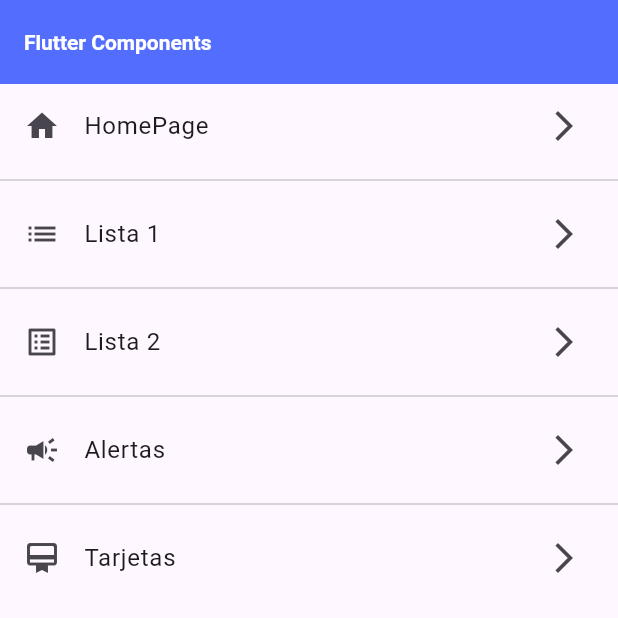
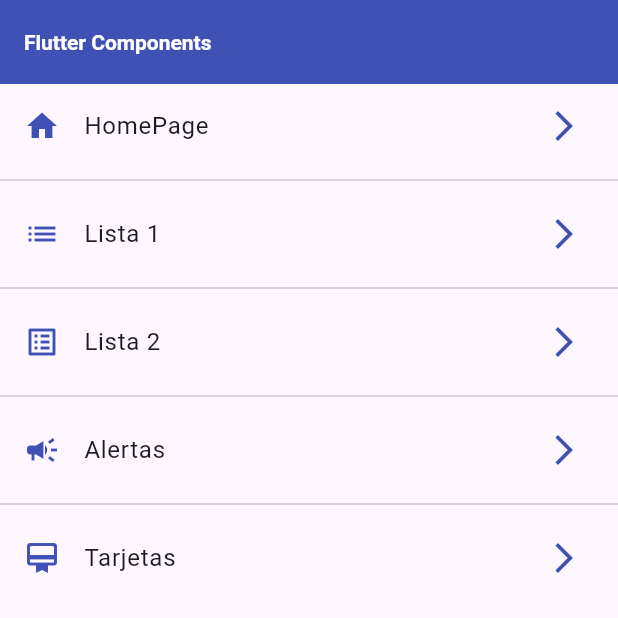
Before and after one commit to Amelfi/flutter_widget, a Flutter app: the screen it shows after launch, on a phone screen of 412 x 824 dp, the top half of it. Run offline on Flutter 3.47's test engine with Material 3 defaults, Android fonts, the phone set to English and light mode, and no system bars.

Commit message:
global theme

```diff
--- /dev/null
+++ b/lib/Themes/custom_themes.dart
@@ -0,0 +1,54 @@
+import 'package:flutter/material.dart';
+
+class CustomThemes {
+  static const Color primary = Colors.indigo;
+
+  static final ThemeData lightTheme = ThemeData.light().copyWith(
+      //Primary Color
+      primaryColor: primary,
+      //AppBar
+      appBarTheme: const AppBarTheme(
+          elevation: 0,
+          backgroundColor: primary,
+          titleTextStyle: TextStyle(
+              color: Colors.white, fontWeight: FontWeight.bold, fontSize: 14)),
+      //Icons
+      listTileTheme: const ListTileThemeData(iconColor: primary),
+      //Card
+      cardTheme: const CardTheme(
+        // elevation: 5,
+        shadowColor: primary,
+      ),
+      //TextButton
+      textButtonTheme: TextButtonThemeData(
+        style: TextButton.styleFrom(foregroundColor: primary)
+      )
+  );
+
+  static final ThemeData darkTheme = ThemeData.dark().copyWith(
+      //Primary Color
+      primaryColor: primary,
+      //AppBar
+      appBarTheme: const AppBarTheme(
+          elevation: 0,
+          backgroundColor: primary,
+          titleTextStyle: TextStyle(
+              color: Colors.white, fontWeight: FontWeight.bold, fontSize: 14)),
+      //Icons
+      listTileTheme: const ListTileThemeData(iconColor: primary),
+      //Card
+      cardTheme: const CardTheme(
+        // elevation: 5,
+        shadowColor: primary,
+      ),
+      //TextButton
+      textButtonTheme: TextButtonThemeData(
+        style: TextButton.styleFrom(foregroundColor: primary)
+      ),
+      //FloutingActionButton
+      floatingActionButtonTheme: FloatingActionButtonThemeData(
+        shape: RoundedRectangleBorder(borderRadius: BorderRadius.circular(50)),
+        backgroundColor: primary
+      )
+      );
+}
--- a/lib/main.dart
+++ b/lib/main.dart
@@ -1,4 +1,5 @@
 import 'package:flutter/material.dart';
+import 'package:flutter_widgets/Themes/custom_themes.dart';
 import 'package:flutter_widgets/router/app_router.dart';
 
 void main() => runApp(const MyApp());
@@ -15,6 +16,7 @@ class MyApp extends StatelessWidget {
       initialRoute: AppRouter.initialRoute,
       routes: AppRouter.getRoutes(),
       onGenerateRoute: AppRouter.generateDynamic,
+      theme: CustomThemes.lightTheme
     );
   }
 }
--- a/lib/screens/home_screen.dart
+++ b/lib/screens/home_screen.dart
@@ -1,6 +1,6 @@
 import 'package:flutter/material.dart';
 import 'package:flutter_widgets/router/app_router.dart';
-// import 'package:flutter_widgets/screens/screens.dart';
+
 
 class HomeScreen extends StatelessWidget {
   const HomeScreen({Key? key}) : super(key: key);
@@ -10,12 +10,7 @@ class HomeScreen extends StatelessWidget {
     final menuOption = AppRouter.menuOptions;
     return Scaffold(
       appBar: AppBar(
-        title: const Text('Flutter Components',
-            style: TextStyle(
-                fontSize: 14,
-                fontWeight: FontWeight.bold,
-                color: Colors.white)),
-        backgroundColor: Colors.indigoAccent,
+        title: const Text('Flutter Components'),
       ),
       body: ListView.separated(
           itemCount: menuOption.length,
--- a/lib/screens/listview1_screen.dart
+++ b/lib/screens/listview1_screen.dart
@@ -12,9 +12,6 @@ class ListView1Screen extends StatelessWidget {
             'List View 1',
             style: TextStyle(color: Colors.white, fontWeight: FontWeight.bold),
           ),
-          backgroundColor: Colors.indigoAccent,
-          shadowColor: Colors.indigoAccent,
-          elevation: 5.0,
         ),
         body: ListView(
           children: [
--- /dev/null
+++ b/lib/widgets/widgets.dart
@@ -0,0 +1,2 @@
+export 'package:flutter_widgets/widgets/custom_card_image.dart';
+export 'package:flutter_widgets/widgets/custom_card.dart';
--- a/pubspec.yaml
+++ b/pubspec.yaml
@@ -59,8 +59,8 @@ flutter:
   uses-material-design: true
 
   # To add assets to your application, add an assets section, like this:
-  # assets:
-  #   - images/a_dot_burr.jpeg
+  assets:
+    - assets/images
   #   - images/a_dot_ham.jpeg
 
   # An image asset can refer to one or more resolution-specific "variants", see
```
Also changed, not shown: lib/screens/alert_screen.dart (+12 -2 lines), lib/screens/card_screen.dart (+37 -5 lines), lib/screens/listview2_screen.dart (+2 -7 lines), lib/widgets/custom_card.dart (added, +43 -0 lines), lib/widgets/custom_card_image.dart (added, +33 -0 lines), assets/images/jar-loading.gif (added).
